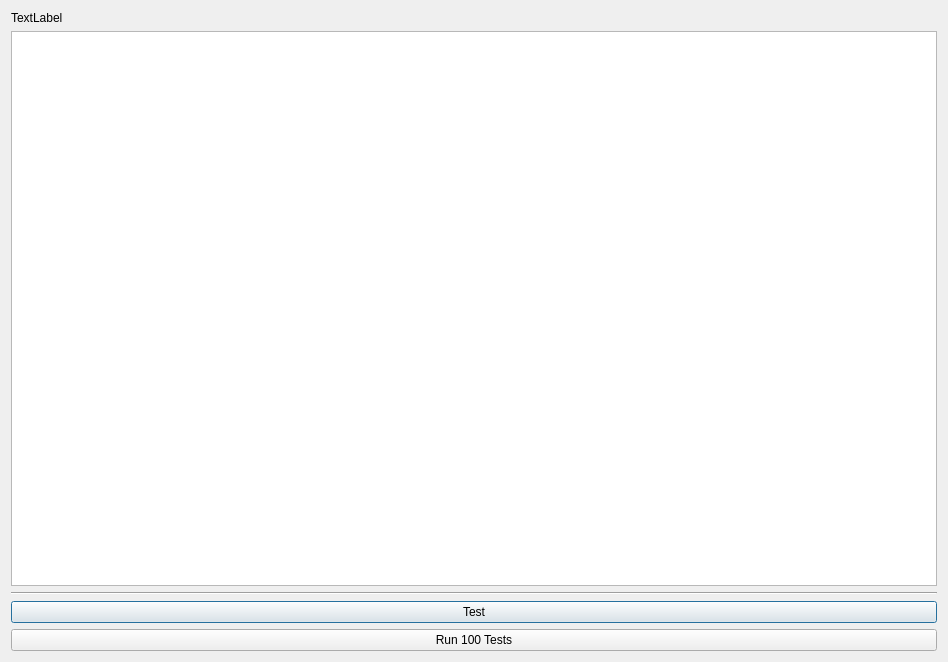
Qt form dialog.ui (myoniles/colorgraphs) before a commit.
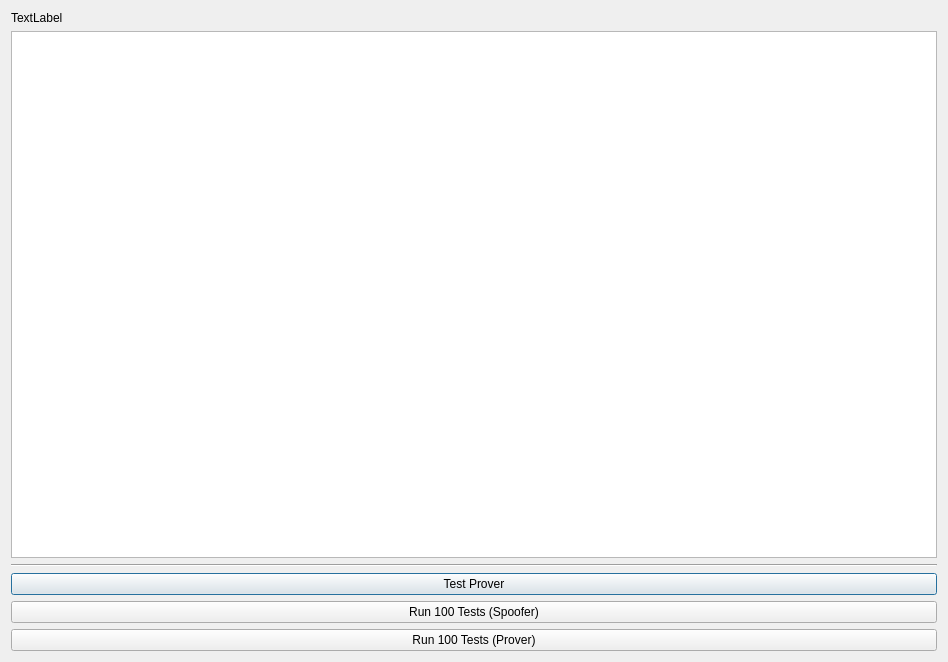
The same form after that commit.

The edit to the form file:
```diff
--- a/dialog.ui
+++ b/dialog.ui
@@ -34,14 +34,21 @@
    <item>
     <widget class="QPushButton" name="pushButton_2">
      <property name="text">
-      <string>Test</string>
+      <string>Test Prover</string>
+     </property>
+    </widget>
+   </item>
+   <item>
+    <widget class="QPushButton" name="pushButton_3">
+     <property name="text">
+      <string>Run 100 Tests (Spoofer)</string>
      </property>
     </widget>
    </item>
    <item>
     <widget class="QPushButton" name="pushButton">
      <property name="text">
-      <string>Run 100 Tests</string>
+      <string>Run 100 Tests (Prover)</string>
      </property>
     </widget>
    </item>
```
